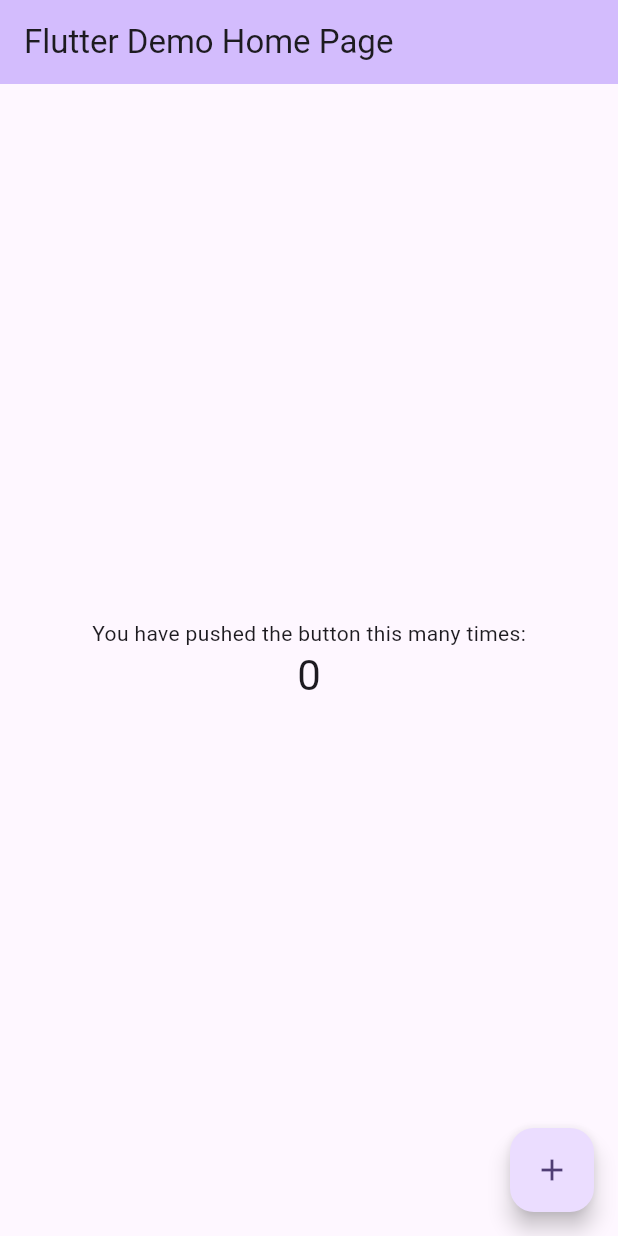
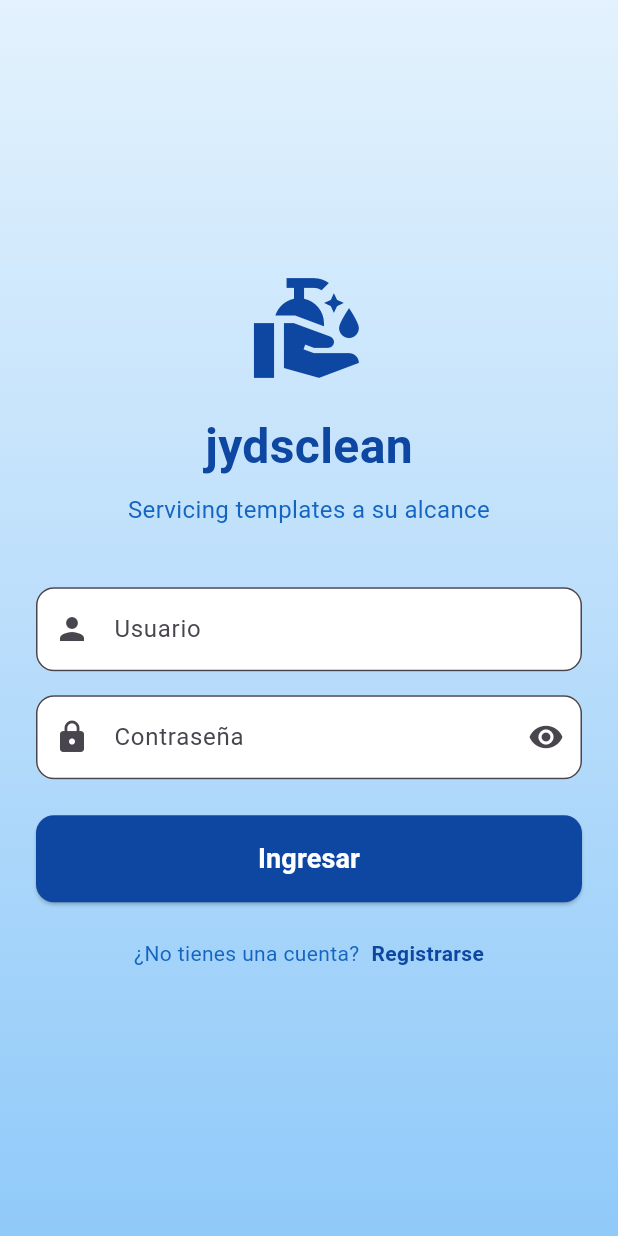
Before and after one commit to OsmanBarahona/Jydaclean, a Flutter app: the screen it shows after launch, on a phone screen of 412 x 824 dp. Run offline on Flutter 3.47's test engine with Material 3 defaults, Android fonts, the phone set to English and light mode, and no system bars; Roboto replaces fonts that are missing (Poppins).

Commit message:
feat: add login screen with professional design

```diff
--- a/lib/main.dart
+++ b/lib/main.dart
@@ -1,122 +1,25 @@
+// lib/main.dart
+
 import 'package:flutter/material.dart';
+import 'screens/login.dart'; // ← Importa la pantalla de login
 
 void main() {
-  runApp(const MyApp());
+  runApp(const JydacleanApp());
 }
 
-class MyApp extends StatelessWidget {
-  const MyApp({super.key});
+class JydacleanApp extends StatelessWidget {
+  const JydacleanApp({super.key});
 
-  // This widget is the root of your application.
   @override
   Widget build(BuildContext context) {
     return MaterialApp(
-      title: 'Flutter Demo',
+      title: 'Jydaclean',
       theme: ThemeData(
-        // This is the theme of your application.
-        //
-        // TRY THIS: Try running your application with "flutter run". You'll see
-        // the application has a purple toolbar. Then, without quitting the app,
-        // try changing the seedColor in the colorScheme below to Colors.green
-        // and then invoke "hot reload" (save your changes or press the "hot
-        // reload" button in a Flutter-supported IDE, or press "r" if you used
-        // the command line to start the app).
-        //
-        // Notice that the counter didn't reset back to zero; the application
-        // state is not lost during the reload. To reset the state, use hot
-        // restart instead.
-        //
-        // This works for code too, not just values: Most code changes can be
-        // tested with just a hot reload.
-        colorScheme: ColorScheme.fromSeed(seedColor: Colors.deepPurple),
+        primarySwatch: Colors.blue,
+        fontFamily: 'Poppins',
       ),
-      home: const MyHomePage(title: 'Flutter Demo Home Page'),
+      home: const LoginScreen(), // ← Usa LoginScreen desde la nueva ubicación
+      debugShowCheckedModeBanner: false,
     );
   }
 }
-
-class MyHomePage extends StatefulWidget {
-  const MyHomePage({super.key, required this.title});
-
-  // This widget is the home page of your application. It is stateful, meaning
-  // that it has a State object (defined below) that contains fields that affect
-  // how it looks.
-
-  // This class is the configuration for the state. It holds the values (in this
-  // case the title) provided by the parent (in this case the App widget) and
-  // used by the build method of the State. Fields in a Widget subclass are
-  // always marked "final".
-
-  final String title;
-
-  @override
-  State<MyHomePage> createState() => _MyHomePageState();
-}
-
-class _MyHomePageState extends State<MyHomePage> {
-  int _counter = 0;
-
-  void _incrementCounter() {
-    setState(() {
-      // This call to setState tells the Flutter framework that something has
-      // changed in this State, which causes it to rerun the build method below
-      // so that the display can reflect the updated values. If we changed
-      // _counter without calling setState(), then the build method would not be
-      // called again, and so nothing would appear to happen.
-      _counter++;
-    });
-  }
-
-  @override
-  Widget build(BuildContext context) {
-    // This method is rerun every time setState is called, for instance as done
-    // by the _incrementCounter method above.
-    //
-    // The Flutter framework has been optimized to make rerunning build methods
-    // fast, so that you can just rebuild anything that needs updating rather
-    // than having to individually change instances of widgets.
-    return Scaffold(
-      appBar: AppBar(
-        // TRY THIS: Try changing the color here to a specific color (to
-        // Colors.amber, perhaps?) and trigger a hot reload to see the AppBar
-        // change color while the other colors stay the same.
-        backgroundColor: Theme.of(context).colorScheme.inversePrimary,
-        // Here we take the value from the MyHomePage object that was created by
-        // the App.build method, and use it to set our appbar title.
-        title: Text(widget.title),
-      ),
-      body: Center(
-        // Center is a layout widget. It takes a single child and positions it
-        // in the middle of the parent.
-        child: Column(
-          // Column is also a layout widget. It takes a list of children and
-          // arranges them vertically. By default, it sizes itself to fit its
-          // children horizontally, and tries to be as tall as its parent.
-          //
-          // Column has various properties to control how it sizes itself and
-          // how it positions its children. Here we use mainAxisAlignment to
-          // center the children vertically; the main axis here is the vertical
-          // axis because Columns are vertical (the cross axis would be
-          // horizontal).
-          //
-          // TRY THIS: Invoke "debug painting" (choose the "Toggle Debug Paint"
-          // action in the IDE, or press "p" in the console), to see the
-          // wireframe for each widget.
-          mainAxisAlignment: MainAxisAlignment.center,
-          children: <Widget>[
-            const Text('You have pushed the button this many times:'),
-            Text(
-              '$_counter',
-              style: Theme.of(context).textTheme.headlineMedium,
-            ),
-          ],
-        ),
-      ),
-      floatingActionButton: FloatingActionButton(
-        onPressed: _incrementCounter,
-        tooltip: 'Increment',
-        child: const Icon(Icons.add),
-      ), // This trailing comma makes auto-formatting nicer for build methods.
-    );
-  }
-}
--- /dev/null
+++ b/lib/screens/login.dart
@@ -0,0 +1,174 @@
+import 'package:flutter/material.dart';
+
+class LoginScreen extends StatefulWidget {
+  const LoginScreen({super.key});
+
+  @override
+  State<LoginScreen> createState() => _LoginScreenState();
+}
+
+class _LoginScreenState extends State<LoginScreen> {
+  final TextEditingController _emailController = TextEditingController();
+  final TextEditingController _passwordController = TextEditingController();
+  bool _obscurePassword = true;
+
+  @override
+  Widget build(BuildContext context) {
+    return Scaffold(
+      body: Container(
+        decoration: const BoxDecoration(
+          gradient: LinearGradient(
+            begin: Alignment.topCenter,
+            end: Alignment.bottomCenter,
+            colors: [
+              Color(0xFFE3F2FD),
+              Color(0xFFBBDEFB),
+              Color(0xFF90CAF9),
+            ],
+          ),
+        ),
+        child: Padding(
+          padding: const EdgeInsets.all(24.0),
+          child: Column(
+            mainAxisAlignment: MainAxisAlignment.center,
+            children: [
+              // Logo y título
+              const Column(
+                children: [
+                  Icon(
+                    Icons.clean_hands,
+                    size: 80,
+                    color: Color(0xFF0D47A1),
+                  ),
+                  SizedBox(height: 16),
+                  Text(
+                    'jydsclean',
+                    style: TextStyle(
+                      fontSize: 32,
+                      fontWeight: FontWeight.bold,
+                      color: Color(0xFF0D47A1),
+                    ),
+                  ),
+                  SizedBox(height: 8),
+                  Text(
+                    'Servicing templates a su alcance',
+                    style: TextStyle(
+                      fontSize: 16,
+                      color: Color(0xFF1565C0),
+                    ),
+                    textAlign: TextAlign.center,
+                  ),
+                ],
+              ),
+
+              const SizedBox(height: 40),
+
+              // Campo de usuario
+              TextFormField(
+                controller: _emailController,
+                decoration: InputDecoration(
+                  labelText: 'Usuario',
+                  prefixIcon: const Icon(Icons.person),
+                  border: OutlineInputBorder(
+                    borderRadius: BorderRadius.circular(12),
+                  ),
+                  filled: true,
+                  fillColor: Colors.white,
+                ),
+              ),
+
+              const SizedBox(height: 16),
+
+              // Campo de contraseña
+              TextFormField(
+                controller: _passwordController,
+                obscureText: _obscurePassword,
+                decoration: InputDecoration(
+                  labelText: 'Contraseña',
+                  prefixIcon: const Icon(Icons.lock),
+                  suffixIcon: IconButton(
+                    icon: Icon(
+                      _obscurePassword ? Icons.visibility : Icons.visibility_off,
+                    ),
+                    onPressed: () {
+                      setState(() {
+                        _obscurePassword = !_obscurePassword;
+                      });
+                    },
+                  ),
+                  border: OutlineInputBorder(
+                    borderRadius: BorderRadius.circular(12),
+                  ),
+                  filled: true,
+                  fillColor: Colors.white,
+                ),
+              ),
+
+              const SizedBox(height: 24),
+
+              // Botón de Ingresar
+              SizedBox(
+                width: double.infinity,
+                child: ElevatedButton(
+                  onPressed: () {
+                    // Lógica de inicio de sesión
+                  },
+                  style: ElevatedButton.styleFrom(
+                    backgroundColor: const Color(0xFF0D47A1),
+                    foregroundColor: Colors.white,
+                    padding: const EdgeInsets.symmetric(vertical: 16),
+                    shape: RoundedRectangleBorder(
+                      borderRadius: BorderRadius.circular(12),
+                    ),
+                  ),
+                  child: const Text(
+                    'Ingresar',
+                    style: TextStyle(
+                      fontSize: 18,
+                      fontWeight: FontWeight.bold,
+                    ),
+                  ),
+                ),
+              ),
+
+              const SizedBox(height: 24),
+
+              // Enlace de registro
+              Row(
+                mainAxisAlignment: MainAxisAlignment.center,
+                children: [
+                  const Text(
+                    '¿No tienes una cuenta?',
+                    style: TextStyle(
+                      color: Color(0xFF1565C0),
+                    ),
+                  ),
+                  const SizedBox(width: 8),
+                  GestureDetector(
+                    onTap: () {
+                      // Navegar a pantalla de registro
+                    },
+                    child: const Text(
+                      'Registrarse',
+                      style: TextStyle(
+                        color: Color(0xFF0D47A1),
+                        fontWeight: FontWeight.bold,
+                      ),
+                    ),
+                  ),
+                ],
+              ),
+            ],
+          ),
+        ),
+      ),
+    );
+  }
+
+  @override
+  void dispose() {
+    _emailController.dispose();
+    _passwordController.dispose();
+    super.dispose();
+  }
+}
```
